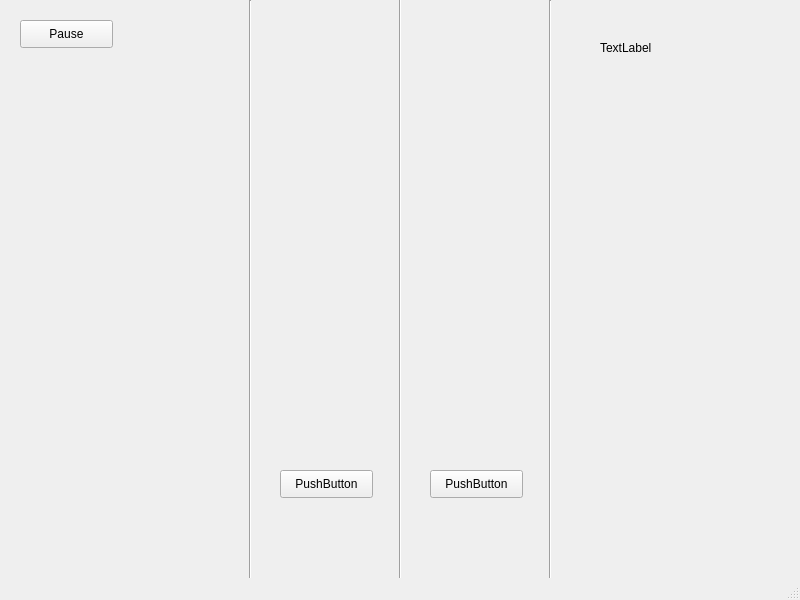
The window that gamewindow.ui (TwinIsland-CCC/RhythmGame_Project_1_00) describes before a commit, drawn with Qt 5.
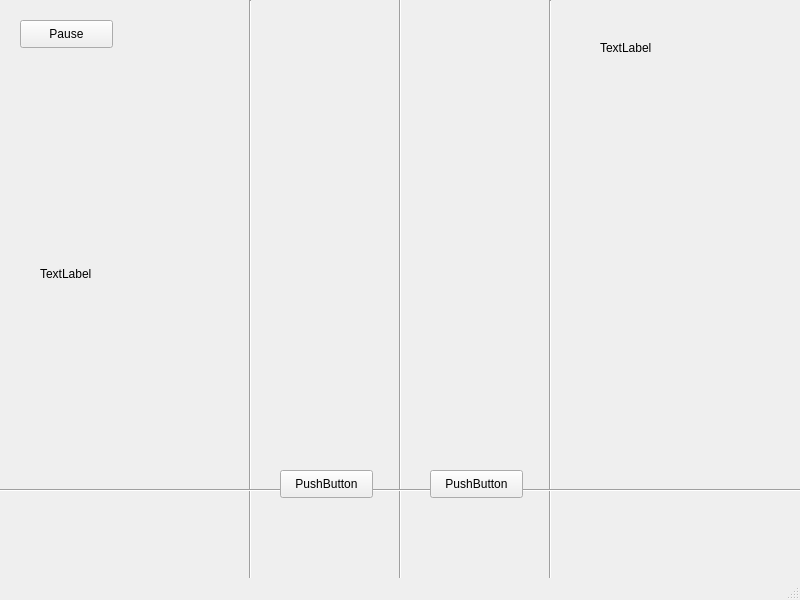
The same window after the commit. Icons and pictures are not drawn. Custom widgets are drawn as their Qt base class.

```diff
--- a/gamewindow.ui
+++ b/gamewindow.ui
@@ -124,6 +124,44 @@
      <string>TextLabel</string>
     </property>
    </widget>
+   <widget class="Line" name="line_4">
+    <property name="geometry">
+     <rect>
+      <x>-20</x>
+      <y>480</y>
+      <width>831</width>
+      <height>20</height>
+     </rect>
+    </property>
+    <property name="orientation">
+     <enum>Qt::Horizontal</enum>
+    </property>
+   </widget>
+   <widget class="mylabel" name="label">
+    <property name="geometry">
+     <rect>
+      <x>40</x>
+      <y>210</y>
+      <width>128</width>
+      <height>128</height>
+     </rect>
+    </property>
+    <property name="text">
+     <string>TextLabel</string>
+    </property>
+    <property name="scaledContents">
+     <bool>true</bool>
+    </property>
+   </widget>
+   <zorder>PauseBtn</zorder>
+   <zorder>line</zorder>
+   <zorder>line_2</zorder>
+   <zorder>line_3</zorder>
+   <zorder>ScoreLabel</zorder>
+   <zorder>line_4</zorder>
+   <zorder>label</zorder>
+   <zorder>Mainkey1</zorder>
+   <zorder>Mainkey2</zorder>
   </widget>
   <widget class="QMenuBar" name="menubar">
    <property name="geometry">
@@ -137,6 +175,13 @@
   </widget>
   <widget class="QStatusBar" name="statusbar"/>
  </widget>
+ <customwidgets>
+  <customwidget>
+   <class>mylabel</class>
+   <extends>QLabel</extends>
+   <header>mylabel.h</header>
+  </customwidget>
+ </customwidgets>
  <resources>
   <include location="testres/testres.qrc"/>
  </resources>
```
